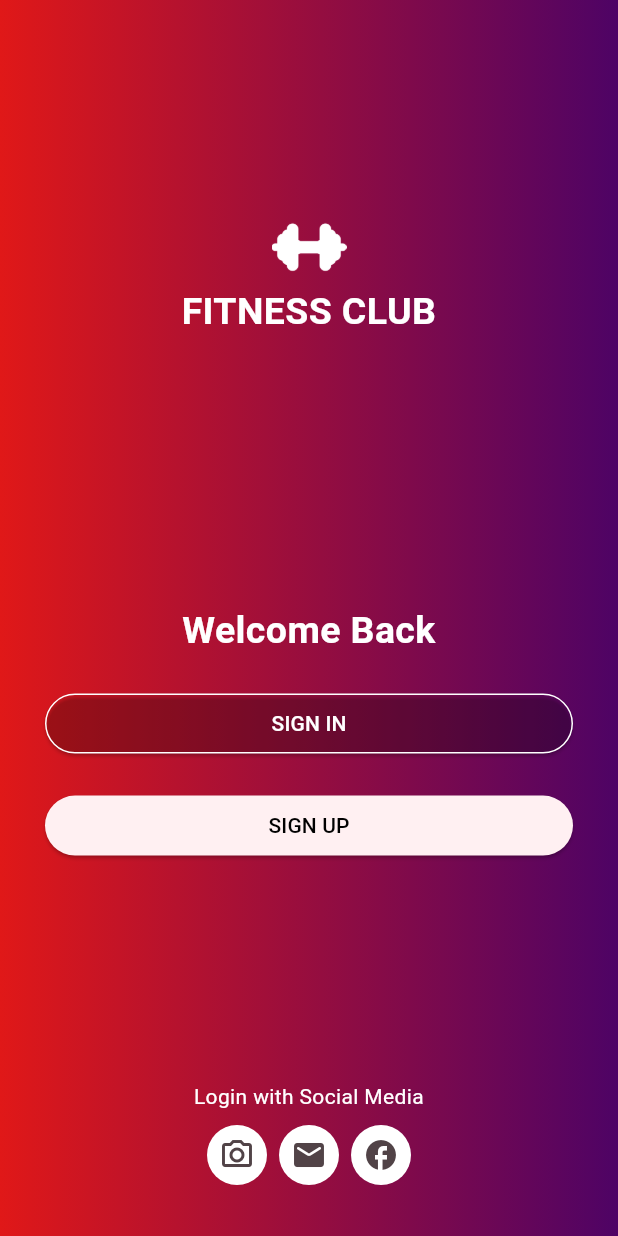
After one commit to IngNex/flutter-project-2025, a Flutter app: the HomeUi screen opened by its route, on a phone screen of 412 x 824 dp. The commit adds this screen. Run offline on Flutter 3.47's test engine with Material 3 defaults, Android fonts, the phone set to English and light mode, and no system bars.

Commit message:
add login ui

```diff
--- a/lib/projects/projects_page.dart
+++ b/lib/projects/projects_page.dart
@@ -22,6 +22,12 @@ class ProjectsPage extends StatelessWidget {
               },
               child: Text('Onboarding'.toUpperCase()),
             ),
+            ElevatedButton(
+              onPressed: () {
+                Navigator.of(context).pushNamed(AppRoutes.loginUi);
+              },
+              child: Text('UI Login'.toUpperCase()),
+            ),
           ],
         ),
       ),
--- /dev/null
+++ b/lib/projects/ui_login/pages/home_ui.dart
@@ -0,0 +1,156 @@
+import 'package:flutter/material.dart';
+import 'package:proyecto_ui/routes/app_routes.dart';
+
+class HomeUi extends StatelessWidget {
+  const HomeUi({super.key});
+
+  @override
+  Widget build(BuildContext context) {
+    return Scaffold(
+      body: Container(
+        padding: EdgeInsets.all(30),
+        decoration: BoxDecoration(
+          gradient: LinearGradient(colors: [
+            const Color.fromARGB(255, 224, 24, 24),
+            const Color.fromARGB(255, 78, 3, 101),
+          ]),
+        ),
+        child: Column(
+          mainAxisAlignment: MainAxisAlignment.center,
+          crossAxisAlignment: CrossAxisAlignment.stretch,
+          children: [
+            Expanded(
+              flex: 2,
+              child: Column(
+                mainAxisAlignment: MainAxisAlignment.center,
+                children: [
+                  Container(
+                    width: 50,
+                    height: 50,
+                    decoration: BoxDecoration(
+                      image: DecorationImage(
+                        fit: BoxFit.cover,
+                        image: AssetImage('assets/icon/gym.png'),
+                        colorFilter: ColorFilter.mode(
+                          Colors.white, // Cambia el color y opacidad
+                          BlendMode.srcATop, // Mezcla los colores
+                        ),
+                      ),
+                    ),
+                  ),
+                  Text(
+                    'FITNESS CLUB',
+                    textAlign: TextAlign.center,
+                    style: TextStyle(
+                      fontSize: 25,
+                      fontWeight: FontWeight.bold,
+                      color: Colors.white,
+                    ),
+                  ),
+                ],
+              ),
+            ),
+            Expanded(
+              flex: 2,
+              child: Column(
+                crossAxisAlignment: CrossAxisAlignment.stretch,
+                mainAxisAlignment: MainAxisAlignment.center,
+                children: [
+                  Text(
+                    'Welcome Back',
+                    textAlign: TextAlign.center,
+                    style: TextStyle(
+                      fontSize: 25,
+                      fontWeight: FontWeight.bold,
+                      color: Colors.white,
+                    ),
+                  ),
+                  SizedBox(height: 20),
+                  ElevatedButton(
+                    onPressed: () {
+                      Navigator.of(context).pushNamed(AppRoutes.signin);
+                    },
+                    style: ButtonStyle(
+                      backgroundColor:
+                          WidgetStatePropertyAll(Colors.transparent),
+                      shape: WidgetStatePropertyAll(
+                        RoundedRectangleBorder(
+                          borderRadius: BorderRadius.circular(25),
+                          side: BorderSide(width: 1, color: Colors.white),
+                        ),
+                      ),
+                    ),
+                    child: Text(
+                      'Sign In'.toUpperCase(),
+                      style: TextStyle(color: Colors.white),
+                    ),
+                  ),
+                  SizedBox(height: 20),
+                  ElevatedButton(
+                    onPressed: () {
+                      Navigator.of(context).pushNamed(AppRoutes.signup);
+                    },
+                    child: Text(
+                      'Sign Up'.toUpperCase(),
+                      style: TextStyle(
+                        color: Colors.black,
+                      ),
+                    ),
+                  ),
+                ],
+              ),
+            ),
+            Expanded(
+              child: Column(
+                crossAxisAlignment: CrossAxisAlignment.center,
+                mainAxisAlignment: MainAxisAlignment.end,
+                children: [
+                  Text(
+                    'Login with Social Media',
+                    textAlign: TextAlign.center,
+                    style: TextStyle(
+                      color: Colors.white,
+                    ),
+                  ),
+                  SizedBox(height: 5),
+                  Row(
+                    mainAxisAlignment: MainAxisAlignment.center,
+                    children: [
+                      IconButton(
+                        onPressed: () {},
+                        icon: Icon(Icons.camera_alt_outlined),
+                        style: ButtonStyle(
+                          backgroundColor: WidgetStatePropertyAll(
+                            Colors.white,
+                          ),
+                        ),
+                      ),
+                      IconButton(
+                        onPressed: () {},
+                        icon: Icon(Icons.mail_rounded),
+                        style: ButtonStyle(
+                          backgroundColor: WidgetStatePropertyAll(
+                            Colors.white,
+                          ),
+                        ),
+                      ),
+                      IconButton(
+                        onPressed: () {},
+                        icon: Icon(Icons.facebook),
+                        style: ButtonStyle(
+                          backgroundColor: WidgetStatePropertyAll(
+                            Colors.white,
+                          ),
+                        ),
+                      ),
+                    ],
+                  ),
+                ],
+              ),
+            )
+          ],
+        ),
+      ),
+    );
+  }
+}
--- /dev/null
+++ b/lib/projects/ui_login/pages/sign_in_ui.dart
@@ -0,0 +1,10 @@
+import 'package:flutter/material.dart';
+
+class SignInUI extends StatelessWidget {
+  const SignInUI({super.key});
+
+  @override
+  Widget build(BuildContext context) {
+    return const Placeholder();
+  }
+}
--- /dev/null
+++ b/lib/projects/ui_login/pages/sign_up_ui.dart
@@ -0,0 +1,10 @@
+import 'package:flutter/material.dart';
+
+class SignUpUI extends StatelessWidget {
+  const SignUpUI({super.key});
+
+  @override
+  Widget build(BuildContext context) {
+    return const Placeholder();
+  }
+}
--- a/lib/routes/app_routes.dart
+++ b/lib/routes/app_routes.dart
@@ -1,13 +1,22 @@
 import 'package:flutter/material.dart';
 import 'package:proyecto_ui/projects/onboarding/page/onboarding_page.dart';
 import 'package:proyecto_ui/projects/projects_page.dart';
+import 'package:proyecto_ui/projects/ui_login/pages/home_ui.dart';
+import 'package:proyecto_ui/projects/ui_login/pages/sign_in_ui.dart';
+import 'package:proyecto_ui/projects/ui_login/pages/sign_up_ui.dart';
 
 class AppRoutes {
   static const String projects = '/';
-  static const String onboarding = '/onboarding';
+  static const String onboarding = '/onboarding'; //HomeUi
+  static const String loginUi = '/login_ui';
+  static const String signin = '/signin';
+  static const String signup = '/signup';
 
   static Map<String, WidgetBuilder> routes = {
     projects: (context) => ProjectsPage(),
     onboarding: (context) => OnboardingPage(),
+    loginUi: (context) => HomeUi(),
+    signin: (context) => SignInUI(),
+    signup: (context) => SignUpUI(),
   };
 }
--- a/pubspec.yaml
+++ b/pubspec.yaml
@@ -60,6 +60,7 @@ flutter:
   # To add assets to your application, add an assets section, like this:
   assets:
     - assets/onboarding/
+    - assets/icon/
   #   - images/a_dot_burr.jpeg
   #   - images/a_dot_ham.jpeg
 
```
Also changed, not shown: assets/icon/gym.png (added).
